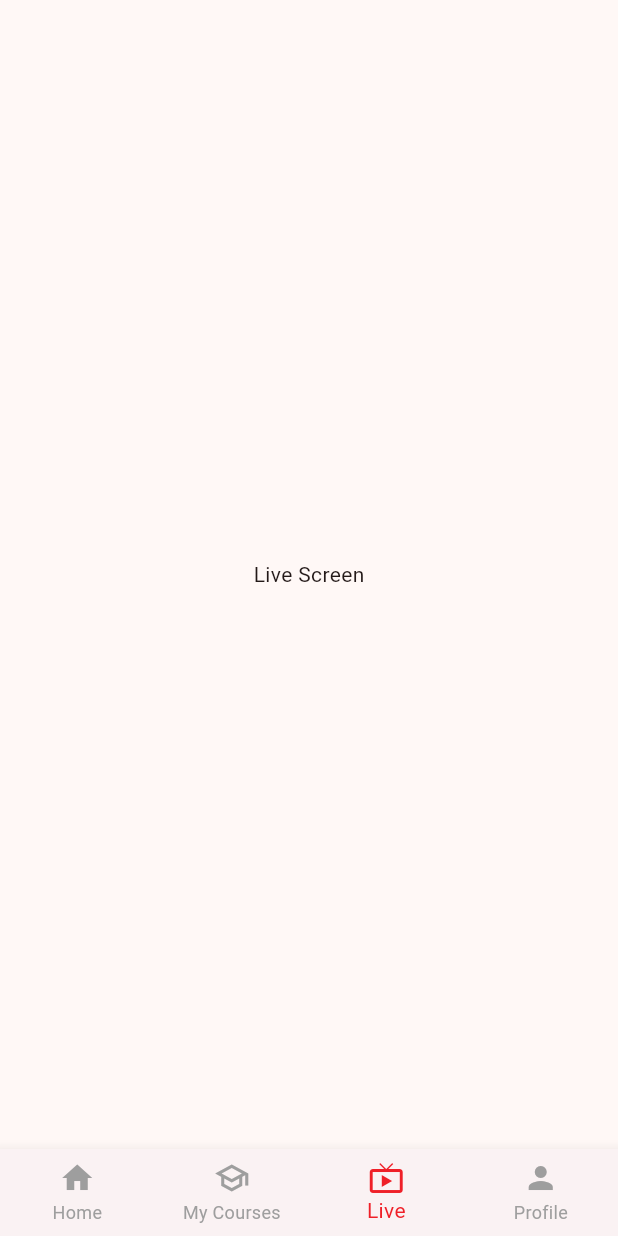
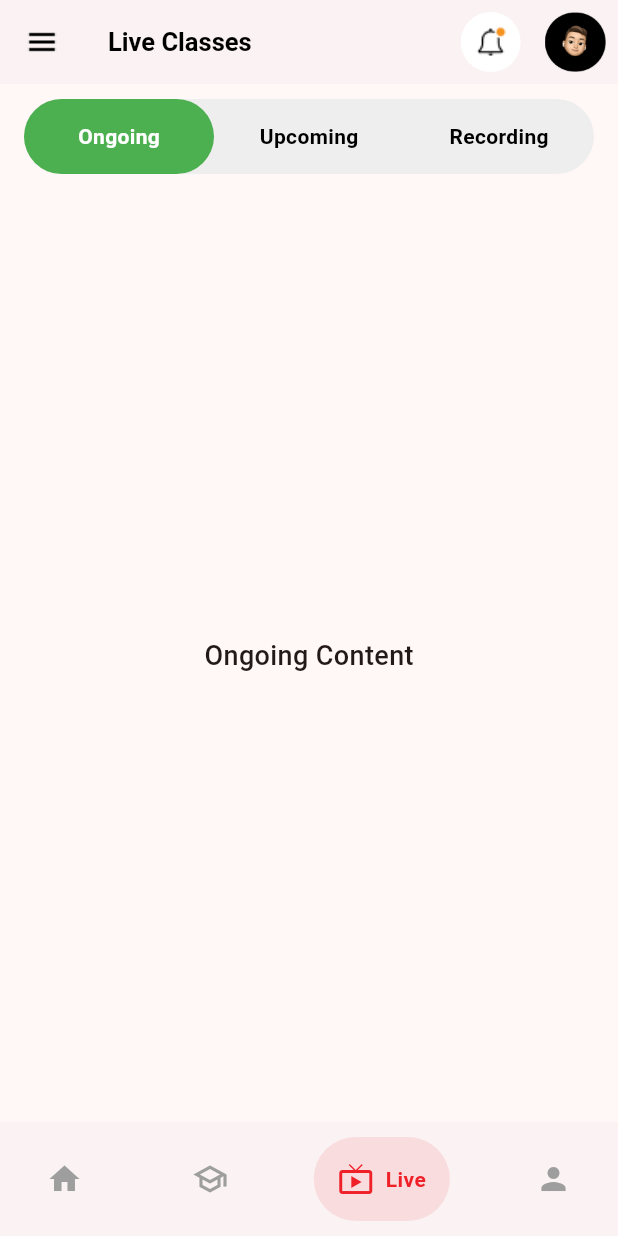
Before and after one commit to donymashup/Alpha, a Flutter app: the screen it shows after launch, item 3 of the bottom bar chosen, on a phone screen of 412 x 824 dp. Run offline on Flutter 3.47's test engine with Material 3 defaults, Android fonts, the phone set to English and light mode, and no system bars; drawn by our look-alikes of google_nav_bar; our stand-ins replace intl_phone_field, pinput, swipeable_button_view.

Commit message:
tabbar_bottom_navigationbar_completed

```diff
--- a/lib/features/auth/widgets/bottom_navigation_bar.dart
+++ b/lib/features/auth/widgets/bottom_navigation_bar.dart
@@ -1,6 +1,8 @@
 import 'package:alpha/constants/app_constants.dart';
+import 'package:alpha/features/live/screen/live_courses.dart';
 import 'package:flutter/material.dart';
 import 'package:alpha/features/home/screen/home_screen.dart'; // Import HomeScreen
+import 'package:google_nav_bar/google_nav_bar.dart';
 
 class CustomBottomNavigation extends StatefulWidget {
   const CustomBottomNavigation({Key? key}) : super(key: key);
@@ -13,10 +15,10 @@ class _CustomBottomNavigationState extends State<CustomBottomNavigation> {
   int _selectedIndex = 0;
 
   static final List<Widget> _widgetOptions = <Widget>[
-    HomeScreen(),
-    Center(child: Text('My Courses Screen')),
-    Center(child: Text('Live Screen')),
-    Center(child: Text('Profile Screen')),
+    const HomeScreen(),
+    const Center(child: Text('My Courses Screen')),
+    const LiveClassesScreen(),
+    const Center(child: Text('Profile Screen')),
   ];
 
   void _onItemTapped(int index) {
@@ -29,31 +31,37 @@ class _CustomBottomNavigationState extends State<CustomBottomNavigation> {
   Widget build(BuildContext context) {
     return Scaffold(
       body: _widgetOptions.elementAt(_selectedIndex),
-      bottomNavigationBar: BottomNavigationBar(
-        type: BottomNavigationBarType.fixed,
-        currentIndex: _selectedIndex,
-        selectedItemColor: AppConstant.primaryColor2,
-        unselectedItemColor: Colors.grey,
-        backgroundColor: AppConstant.backgroundColor, // Set background color
-        onTap: _onItemTapped,
-        items: const [
-          BottomNavigationBarItem(
-            icon: Icon(Icons.home),
-            label: 'Home',
-          ),
-          BottomNavigationBarItem(
-            icon: Icon(Icons.school_outlined),
-            label: 'My Courses',
-          ),
-          BottomNavigationBarItem(
-            icon: Icon(Icons.live_tv),
-            label: 'Live',
-          ),
-          BottomNavigationBarItem(
-            icon: Icon(Icons.person),
-            label: 'Profile',
-          ),
-        ],
+      bottomNavigationBar: Container(
+        color: AppConstant.backgroundColor,
+        padding: const EdgeInsets.symmetric(horizontal: 15, vertical: 10),
+        child: GNav(
+          gap: 8,
+          activeColor: AppConstant.primaryColor2,
+          color: Colors.grey,
+          backgroundColor: AppConstant.backgroundColor,
+          tabBackgroundColor: AppConstant.primaryColor2.withOpacity(0.1),
+          padding: const EdgeInsets.all(16),
+          onTabChange: _onItemTapped,
+          selectedIndex: _selectedIndex,
+          tabs: const [
+            GButton(
+              icon: Icons.home,
+              text: 'Home',
+            ),
+            GButton(
+              icon: Icons.school_outlined,
+              text: 'My Courses',
+            ),
+            GButton(
+              icon: Icons.live_tv,
+              text: 'Live',
+            ),
+            GButton(
+              icon: Icons.person,
+              text: 'Profile',
+            ),
+          ],
+        ),
       ),
     );
   }
--- a/lib/features/home/screen/home_screen.dart
+++ b/lib/features/home/screen/home_screen.dart
@@ -17,8 +17,8 @@ class HomeScreen extends StatelessWidget {
         'Hello, Dora',
         style: TextStyle(
           color: AppConstant.titlecolor,
-          fontSize: 17,
-          fontWeight: FontWeight.w700,
+          fontSize: 18,
+          fontWeight: FontWeight.bold,
 
         ),
       ),
--- a/lib/features/home/widgets/custom_Image_Button.dart
+++ b/lib/features/home/widgets/custom_Image_Button.dart
@@ -12,8 +12,8 @@ class CustonImageButtom extends StatelessWidget {
     return IconButton(
       icon: Image.asset(
         path,
-        height: 24,
-        width: 24,
+        height: 40,
+        width: 40,
       ),
       onPressed: () {
         // Add your menu functionality here
--- /dev/null
+++ b/lib/features/live/screen/live_courses.dart
@@ -0,0 +1,65 @@
+
+import 'package:alpha/constants/app_constants.dart';
+import 'package:alpha/features/live/widgets/tabbar_view.dart';
+import 'package:flutter/material.dart';
+
+
+
+class LiveClassesScreen extends StatelessWidget {
+  const LiveClassesScreen({super.key});
+
+  @override
+  Widget build(BuildContext context) {
+    return Scaffold(
+      appBar: AppBar(
+        title: const Text(
+          'Live Classes',
+          style: TextStyle(
+            color: Colors.black,
+            fontSize: 17,
+            fontWeight: FontWeight.bold,
+          ),
+        ),
+        backgroundColor: AppConstant.backgroundColor,
+        leading: IconButton(
+          icon: Image.asset('assets/icons/menu.png'),
+          onPressed: () {
+            // Menu functionality
+          },
+        ),
+        actions: [
+          IconButton(
+            icon: Container(
+              decoration: const BoxDecoration(
+                color: Colors.white,
+                shape: BoxShape.circle,
+              ),
+              padding: const EdgeInsets.all(8),
+              child: Image.asset(
+                'assets/icons/bell.png',
+                height: 24,
+                width: 24,
+              ),
+            ),
+            onPressed: () {
+              // Notification functionality
+            },
+          ),
+          IconButton(
+            icon: Image.asset('assets/icons/profile.png'),
+            onPressed: () {
+              // Profile functionality
+            },
+          ),
+        ],
+      ),
+      body: Column(
+        children: [
+          Expanded(
+            child: CustomTabBarView(), // Includes the TabBar and TabBarView
+          ),
+        ],
+      ),
+    );
+  }
+}
--- /dev/null
+++ b/lib/features/live/widgets/tabbar_view.dart
@@ -0,0 +1,117 @@
+import 'package:flutter/material.dart';
+
+class CustomTabBarView extends StatefulWidget {
+  @override
+  _CustomTabBarViewState createState() => _CustomTabBarViewState();
+}
+
+class _CustomTabBarViewState extends State<CustomTabBarView> {
+  int selectedIndex = 0;
+
+  @override
+  Widget build(BuildContext context) {
+    return Column(
+      children: [
+        // Custom TabBar
+        Container(
+          margin: const EdgeInsets.symmetric(horizontal: 16, vertical: 10),
+          height: 50,
+          decoration: BoxDecoration(
+            color: Colors.grey[200], // Background for unselected tabs
+            borderRadius: BorderRadius.circular(25),
+          ),
+          child: Row(
+            mainAxisAlignment: MainAxisAlignment.spaceBetween,
+            children: [
+              // Tab 1: Ongoing
+              Expanded(
+                child: GestureDetector(
+                  onTap: () {
+                    setState(() {
+                      selectedIndex = 0;
+                    });
+                  },
+                  child: Container(
+                    alignment: Alignment.center,
+                    decoration: BoxDecoration(
+                      color: selectedIndex == 0 ? Colors.green : Colors.transparent,
+                      borderRadius: BorderRadius.circular(25),
+                    ),
+                    child: Text(
+                      'Ongoing',
+                      style: TextStyle(
+                        color: selectedIndex == 0 ? Colors.white : Colors.black,
+                        fontWeight: FontWeight.bold,
+                      ),
+                    ),
+                  ),
+                ),
+              ),
+              // Tab 2: Upcoming
+              Expanded(
+                child: GestureDetector(
+                  onTap: () {
+                    setState(() {
+                      selectedIndex = 1;
+                    });
+                  },
+                  child: Container(
+                    alignment: Alignment.center,
+                    decoration: BoxDecoration(
+                      color: selectedIndex == 1 ? Colors.green : Colors.transparent,
+                      borderRadius: BorderRadius.circular(25),
+                    ),
+                    child: Text(
+                      'Upcoming',
+                      style: TextStyle(
+                        color: selectedIndex == 1 ? Colors.white : Colors.black,
+                        fontWeight: FontWeight.bold,
+                      ),
+                    ),
+                  ),
+                ),
+              ),
+              // Tab 3: Recording
+              Expanded(
+                child: GestureDetector(
+                  onTap: () {
+                    setState(() {
+                      selectedIndex = 2;
+                    });
+                  },
+                  child: Container(
+                    alignment: Alignment.center,
+                    decoration: BoxDecoration(
+                      color: selectedIndex == 2 ? Colors.green : Colors.transparent,
+                      borderRadius: BorderRadius.circular(25),
+                    ),
+                    child: Text(
+                      'Recording',
+                      style: TextStyle(
+                        color: selectedIndex == 2 ? Colors.white : Colors.black,
+                        fontWeight: FontWeight.bold,
+                      ),
+                    ),
+                  ),
+                ),
+              ),
+            ],
+          ),
+        ),
+        // Tab Content
+        Expanded(
+          child: Center(
+            child: Text(
+              selectedIndex == 0
+                  ? 'Ongoing Content'
+                  : selectedIndex == 1
+                      ? 'Upcoming Content'
+                      : 'Recording Content',
+              style: TextStyle(fontSize: 18, fontWeight: FontWeight.w500),
+            ),
+          ),
+        ),
+      ],
+    );
+  }
+}
--- a/pubspec.yaml
+++ b/pubspec.yaml
@@ -41,6 +41,7 @@ dependencies:
   intl_phone_field:
   intl: ^0.17.0
   font_awesome_flutter: ^10.1.0
+  google_nav_bar: ^5.0.6
 
 dev_dependencies:
   flutter_test:
```
Also changed, not shown: lib/common widgets/welcome_screen.dart (+5 -5 lines), lib/features/auth/screen/otp_screen.dart (+32 -34 lines), lib/features/live/screen/ongoing_courses.dart (added), lib/features/live/screen/recordings_courses.dart (added), lib/features/live/screen/upcoming_courses.dart (added), pubspec.lock.
